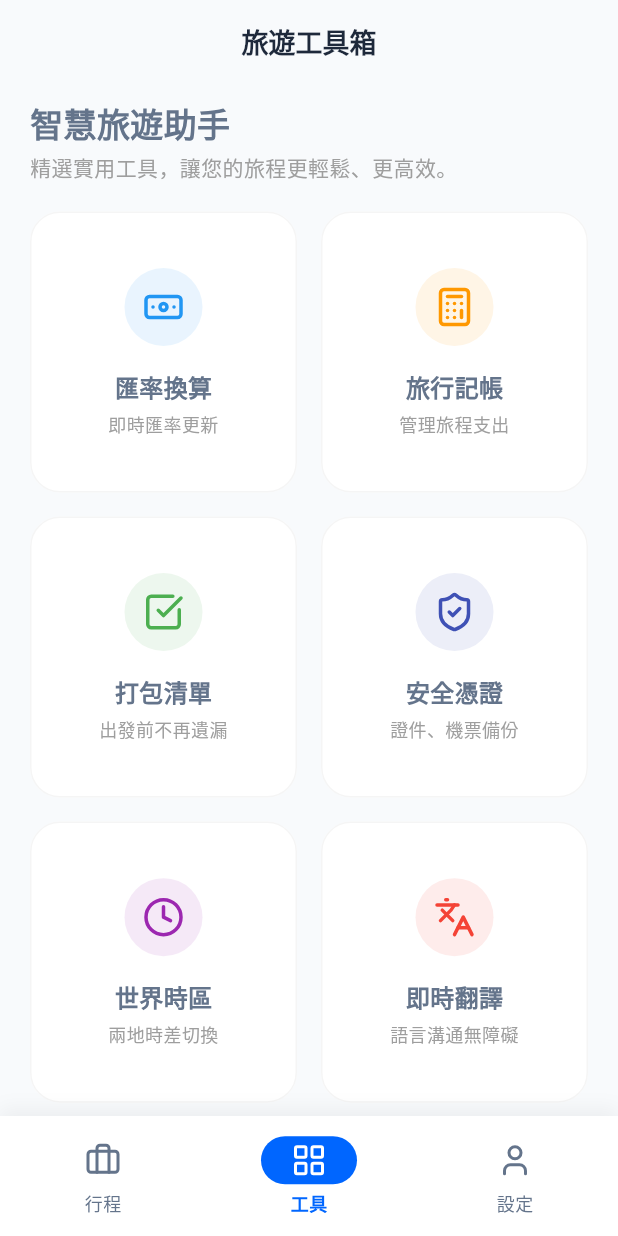
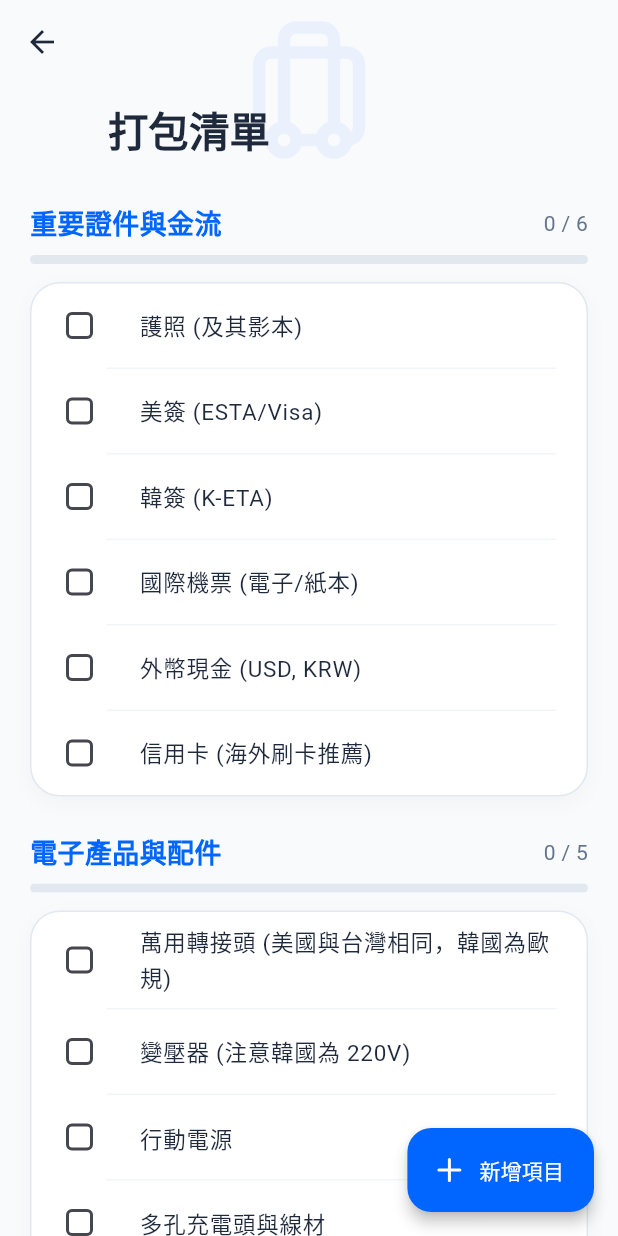
Before and after one commit to kawawei/TripFun, a Flutter app: the screen it shows after launch, item 2 of the bottom bar chosen, after a tap on "打包清單", on a phone screen of 412 x 824 dp. Run offline on Flutter 3.47's test engine with Material 3 defaults, Android fonts, the phone set to English and light mode, and no system bars; our stand-ins replace dio, fl_chart, flutter_native_timezone, flutter_riverpod, flutter_tts, lucide_icons and 1 more; missing offline and left inert: translator.

Commit message:
feat(toolbox): implement packing list with categorized items and custom addition support

```diff
--- /dev/null
+++ b/mobile/lib/data/models/packing_item.dart
@@ -0,0 +1,38 @@
+/**
+ * @file packing_item.dart
+ * @description 行李清單數據模型 / Packing list data model
+ * @description_zh 定義行李項目及其狀態，支援預設項目與用戶自定義項目
+ * @description_en Defines packing items and their states, supporting default and custom items
+ */
+
+class PackingItem {
+  final String id;
+  final String title;
+  final bool isChecked;
+  final String category;
+  final bool isCustom;
+
+  PackingItem({
+    required this.id,
+    required this.title,
+    this.isChecked = false,
+    required this.category,
+    this.isCustom = false,
+  });
+
+  PackingItem copyWith({
+    String? id,
+    String? title,
+    bool? isChecked,
+    String? category,
+    bool? isCustom,
+  }) {
+    return PackingItem(
+      id: id ?? this.id,
+      title: title ?? this.title,
+      isChecked: isChecked ?? this.isChecked,
+      category: category ?? this.category,
+      isCustom: isCustom ?? this.isCustom,
+    );
+  }
+}
--- /dev/null
+++ b/mobile/lib/presentation/pages/toolbox/packing_list_page.dart
@@ -0,0 +1,280 @@
+/**
+ * @file packing_list_page.dart
+ * @description 行李打包清單頁面 / Packing list page
+ * @description_zh 提供結構化的行李清單，支援核取、分類檢視與自定義新增功能
+ * @description_en Provides a structured packing list with checkable items, categorized views, and custom item addition
+ */
+
+import 'package:flutter/material.dart';
+import 'package:flutter_riverpod/flutter_riverpod.dart';
+import 'package:lucide_icons/lucide_icons.dart';
+import '../../providers/packing_list_provider.dart';
+import '../../../data/models/packing_item.dart';
+import '../../../core/constants/colors.dart';
+
+class PackingListPage extends ConsumerStatefulWidget {
+  const PackingListPage({super.key});
+
+  @override
+  ConsumerState<PackingListPage> createState() => _PackingListPageState();
+}
+
+class _PackingListPageState extends ConsumerState<PackingListPage> {
+  final TextEditingController _customItemController = TextEditingController();
+  String _selectedCategory = '重要證件與金流';
+
+  @override
+  void dispose() {
+    _customItemController.dispose();
+    super.dispose();
+  }
+
+  @override
+  Widget build(BuildContext context) {
+    final packingItems = ref.watch(packingListProvider);
+
+    // 按類別分組 / Group by category
+    final Map<String, List<PackingItem>> groupedItems = {};
+    for (var item in packingItems) {
+      groupedItems.putIfAbsent(item.category, () => []).add(item);
+    }
+
+    final categories = groupedItems.keys.toList();
+
+    return Scaffold(
+      backgroundColor: AppColors.background,
+      body: CustomScrollView(
+        slivers: [
+          _buildAppBar(),
+          const SliverToBoxAdapter(child: SizedBox(height: 16)),
+          for (var category in categories) ...[
+            _buildCategorySection(category, groupedItems[category]!),
+            const SliverToBoxAdapter(child: SizedBox(height: 24)),
+          ],
+          const SliverToBoxAdapter(child: SizedBox(height: 100)),
+        ],
+      ),
+      floatingActionButton: FloatingActionButton.extended(
+        onPressed: () => _showAddItemDialog(context),
+        icon: const Icon(LucideIcons.plus),
+        label: const Text('新增項目'),
+      ),
+    );
+  }
+
+  Widget _buildAppBar() {
+    return SliverAppBar(
+      expandedHeight: 120.0,
+      floating: false,
+      pinned: true,
+      centerTitle: true,
+      flexibleSpace: FlexibleSpaceBar(
+        title: const Text(
+          '打包清單',
+          style: TextStyle(
+            fontWeight: FontWeight.bold,
+            color: AppColors.textPrimary,
+          ),
+        ),
+        background: Container(
+          color: AppColors.background,
+          child: Opacity(
+            opacity: 0.05,
+            child: Icon(LucideIcons.luggage, size: 100, color: AppColors.primary),
+          ),
+        ),
+      ),
+    );
+  }
+
+  Widget _buildCategorySection(String category, List<PackingItem> items) {
+    // 計算已選取比例 / Calculate progress
+    final checkedCount = items.where((i) => i.isChecked).length;
+    final progress = items.isEmpty ? 0 : checkedCount / items.length;
+
+    return SliverPadding(
+      padding: const EdgeInsets.symmetric(horizontal: 20),
+      sliver: SliverToBoxAdapter(
+        child: Column(
+          crossAxisAlignment: CrossAxisAlignment.start,
+          children: [
+            Row(
+              mainAxisAlignment: MainAxisAlignment.spaceBetween,
+              children: [
+                Text(
+                  category,
+                  style: const TextStyle(
+                    fontSize: 18,
+                    fontWeight: FontWeight.bold,
+                    color: AppColors.primary,
+                  ),
+                ),
+                Text(
+                  '$checkedCount / ${items.length}',
+                  style: const TextStyle(
+                    fontSize: 14,
+                    color: AppColors.textSecondary,
+                  ),
+                ),
+              ],
+            ),
+            const SizedBox(height: 8),
+            ClipRRect(
+              borderRadius: BorderRadius.circular(4),
+              child: LinearProgressIndicator(
+                value: progress.toDouble(),
+                backgroundColor: AppColors.border,
+                valueColor: AlwaysStoppedAnimation<Color>(
+                  progress == 1.0 ? AppColors.success : AppColors.primary,
+                ),
+                minHeight: 6,
+              ),
+            ),
+            const SizedBox(height: 12),
+            Container(
+              decoration: BoxDecoration(
+                color: Colors.white,
+                borderRadius: BorderRadius.circular(20),
+                border: Border.all(color: AppColors.border),
+                boxShadow: [
+                  BoxShadow(
+                    color: Colors.black.withValues(alpha: 0.03),
+                    blurRadius: 10,
+                    offset: const Offset(0, 4),
+                  ),
+                ],
+              ),
+              child: ListView.separated(
+                padding: EdgeInsets.zero,
+                shrinkWrap: true,
+                physics: const NeverScrollableScrollPhysics(),
+                itemCount: items.length,
+                separatorBuilder: (context, index) => const Divider(
+                  height: 1,
+                  indent: 50,
+                  endIndent: 20,
+                  color: AppColors.divider,
+                ),
+                itemBuilder: (context, index) {
+                  final item = items[index];
+                  return ListTile(
+                    contentPadding: const EdgeInsets.symmetric(horizontal: 8),
+                    leading: Checkbox(
+                      value: item.isChecked,
+                      onChanged: (_) => ref.read(packingListProvider.notifier).toggleItem(item.id),
+                      activeColor: AppColors.primary,
+                      shape: RoundedRectangleBorder(
+                        borderRadius: BorderRadius.circular(4),
+                      ),
+                    ),
+                    title: Text(
+                      item.title,
+                      style: TextStyle(
+                        fontSize: 15,
+                        color: item.isChecked ? AppColors.textSecondary : AppColors.textPrimary,
+                        decoration: item.isChecked ? TextDecoration.lineThrough : null,
+                      ),
+                    ),
+                    trailing: item.isCustom
+                        ? IconButton(
+                            icon: const Icon(LucideIcons.x, size: 18, color: AppColors.textPlaceholder),
+                            onPressed: () => ref.read(packingListProvider.notifier).removeItem(item.id),
+                          )
+                        : null,
+                    onTap: () => ref.read(packingListProvider.notifier).toggleItem(item.id),
+                  );
+                },
+              ),
+            ),
+          ],
+        ),
+      ),
+    );
+  }
+
+  void _showAddItemDialog(BuildContext context) {
+    showModalBottomSheet(
+      context: context,
+      isScrollControlled: true,
+      backgroundColor: Colors.transparent,
+      builder: (context) => StatefulBuilder(
+        builder: (context, setModalState) => Container(
+          decoration: const BoxDecoration(
+            color: Colors.white,
+            borderRadius: BorderRadius.vertical(top: Radius.circular(24)),
+          ),
+          padding: EdgeInsets.only(
+            bottom: MediaQuery.of(context).viewInsets.bottom + 20,
+            left: 20,
+            right: 20,
+            top: 20,
+          ),
+          child: Column(
+            mainAxisSize: MainAxisSize.min,
+            crossAxisAlignment: CrossAxisAlignment.stretch,
+            children: [
+              const Text(
+                '新增行李項目',
+                textAlign: TextAlign.center,
+                style: TextStyle(fontSize: 18, fontWeight: FontWeight.bold),
+              ),
+              const SizedBox(height: 20),
+              TextField(
+                controller: _customItemController,
+                autofocus: true,
+                decoration: const InputDecoration(
+                  hintText: '請輸入項目名稱 (如：備用電池)',
+                  prefixIcon: Icon(LucideIcons.listPlus),
+                ),
+              ),
+              const SizedBox(height: 16),
+              const Text('選擇分類', style: TextStyle(fontSize: 14, fontWeight: FontWeight.w600)),
+              const SizedBox(height: 8),
+              Wrap(
+                spacing: 8,
+                runSpacing: 4,
+                children: [
+                  '重要證件與金流',
+                  '電子產品與配件',
+                  '個人衣物與穿戴',
+                  '盥洗物品',
+                  '其他',
+                ].map((cat) {
+                  final isSelected = _selectedCategory == cat;
+                  return ChoiceChip(
+                    label: Text(cat),
+                    selected: isSelected,
+                    onSelected: (selected) {
+                      if (selected) {
+                        setModalState(() => _selectedCategory = cat);
+                      }
+                    },
+                    selectedColor: AppColors.primary.withValues(alpha: 0.1),
+                    labelStyle: TextStyle(
+                      color: isSelected ? AppColors.primary : AppColors.textSecondary,
+                      fontSize: 12,
+                    ),
+                  );
+                }).toList(),
+              ),
+              const SizedBox(height: 24),
+              FilledButton(
+                onPressed: () {
+                  if (_customItemController.text.isNotEmpty) {
+                    ref.read(packingListProvider.notifier).addItem(
+                      _customItemController.text,
+                      _selectedCategory,
+                    );
+                    _customItemController.clear();
+                    Navigator.pop(context);
+                  }
+                },
+                child: const Text('確認新增'),
+              ),
+            ],
+          ),
+        ),
+      ),
+    );
+  }
+}
--- a/mobile/lib/presentation/pages/toolbox/toolbox_page.dart
+++ b/mobile/lib/presentation/pages/toolbox/toolbox_page.dart
@@ -11,6 +11,7 @@ import 'currency_converter_page.dart';
 import 'accounting/accounting_page.dart';
 import 'world_clock_page.dart';
 import 'translator_page.dart';
+import 'packing_list_page.dart';
 
 class ToolboxPage extends StatelessWidget {
   const ToolboxPage({super.key});
@@ -93,7 +94,12 @@ class ToolboxPage extends StatelessWidget {
                   subtitle: '出發前不再遺漏',
                   icon: LucideIcons.checkSquare,
                   color: Colors.green,
-                  onTap: () {},
+                  onTap: () => Navigator.push(
+                    context,
+                    MaterialPageRoute(
+                      builder: (context) => const PackingListPage(),
+                    ),
+                  ),
                 ),
                 _buildToolCard(
                   context,
--- /dev/null
+++ b/mobile/lib/presentation/providers/packing_list_provider.dart
@@ -0,0 +1,98 @@
+/**
+ * @file packing_list_provider.dart
+ * @description 行李清單狀態管理 / Packing list state management
+ * @description_zh 管理行李清單數據，包含初始化、切換狀態與新增自定義項目
+ * @description_en Manages packing list data, including initialization, toggling state, and adding custom items
+ */
+
+import 'package:flutter_riverpod/flutter_riverpod.dart';
+import '../../data/models/packing_item.dart';
+import 'package:uuid/uuid.dart';
+
+final packingListProvider = StateNotifierProvider<PackingListNotifier, List<PackingItem>>((ref) {
+  return PackingListNotifier();
+});
+
+class PackingListNotifier extends StateNotifier<List<PackingItem>> {
+  PackingListNotifier() : super([]) {
+    _initializeDefaultItems();
+  }
+
+  final _uuid = const Uuid();
+
+  void _initializeDefaultItems() {
+    state = [
+      // 重要證件與金流
+      PackingItem(id: '1', title: '護照 (及其影本)', category: '重要證件與金流'),
+      PackingItem(id: '2', title: '美簽 (ESTA/Visa)', category: '重要證件與金流'),
+      PackingItem(id: '3', title: '韓簽 (K-ETA)', category: '重要證件與金流'),
+      PackingItem(id: '4', title: '國際機票 (電子/紙本)', category: '重要證件與金流'),
+      PackingItem(id: '5', title: '外幣現金 (USD, KRW)', category: '重要證件與金流'),
+      PackingItem(id: '6', title: '信用卡 (海外刷卡推薦)', category: '重要證件與金流'),
+
+      // 電子產品與配件
+      PackingItem(id: '7', title: '萬用轉接頭 (美國與台灣相同，韓國為歐規)', category: '電子產品與配件'),
+      PackingItem(id: '8', title: '變壓器 (注意韓國為 220V)', category: '電子產品與配件'),
+      PackingItem(id: '9', title: '行動電源', category: '電子產品與配件'),
+      PackingItem(id: '10', title: '多孔充電頭與線材', category: '電子產品與配件'),
+      PackingItem(id: '11', title: 'eSIM / 網卡 / Wi-Fi 分享器', category: '電子產品與配件'),
+
+      // 個人衣物與穿戴
+      PackingItem(id: '12', title: '換洗衣物', category: '個人衣物與穿戴'),
+      PackingItem(id: '13', title: '保暖外套 (美國長程航程冷, 韓國四季分明)', category: '個人衣物與穿戴'),
+      PackingItem(id: '14', title: '舒適運動鞋', category: '個人衣物與穿戴'),
+      PackingItem(id: '15', title: '太陽眼鏡', category: '個人衣物與穿戴'),
+
+      // 盥洗物品
+      PackingItem(id: '16', title: '牙刷、牙膏 (美國飯店常不提供)', category: '盥洗物品'),
+      PackingItem(id: '17', title: '洗面乳、個人護膚品', category: '盥洗物品'),
+      PackingItem(id: '18', title: '防曬乳', category: '盥洗物品'),
+      PackingItem(id: '19', title: '刮鬍刀', category: '盥洗物品'),
+
+      // 常備藥品與防疫
+      PackingItem(id: '20', title: '感冒藥、止痛藥', category: '常備藥品與防疫'),
+      PackingItem(id: '21', title: '腸胃藥', category: '常備藥品與防疫'),
+      PackingItem(id: '22', title: '個人長期服用藥物', category: '常備藥品與防疫'),
+      PackingItem(id: '23', title: '口罩與乾洗手', category: '常備藥品與防疫'),
+
+      // 旅遊票券與計畫
+      PackingItem(id: '24', title: '飯店預約單', category: '旅遊票券與計畫'),
+      PackingItem(id: '25', title: '旅遊保險證明', category: '旅遊票券與計畫'),
+      PackingItem(id: '26', title: '主題樂園/門票 (如迪士尼、環球影城)', category: '旅遊票券與計畫'),
+
+      // 長程飛行與生活雜物
+      PackingItem(id: '27', title: '頸枕、眼罩 (美國長途必備)', category: '長程飛行與生活雜物'),
+      PackingItem(id: '28', title: '環保購物袋 (韓國很多超市不提供塑膠袋)', category: '長程飛行與生活雜物'),
+      PackingItem(id: '29', title: '空水壺 (入關後裝水)', category: '長程飛行與生活雜物'),
+
+      // 目的地特定項目
+      PackingItem(id: '30', title: 'T-Money卡 (韓國交通卡)', category: '目的地特定項目'),
+      PackingItem(id: '31', title: 'Naver Map/Kakao Map (韓國導航)', category: '目的地特定項目'),
+      PackingItem(id: '32', title: 'Uber/Lyft APP (美國叫車)', category: '目的地特定項目'),
+    ];
+  }
+
+  void toggleItem(String id) {
+    state = [
+      for (final item in state)
+        if (item.id == id)
+          item.copyWith(isChecked: !item.isChecked)
+        else
+          item,
+    ];
+  }
+
+  void addItem(String title, String category) {
+    final newItem = PackingItem(
+      id: _uuid.v4(),
+      title: title,
+      category: category,
+      isCustom: true,
+    );
+    state = [...state, newItem];
+  }
+
+  void removeItem(String id) {
+    state = state.where((item) => item.id != id).toList();
+  }
+}
```
Also changed, not shown: 2 other files.
